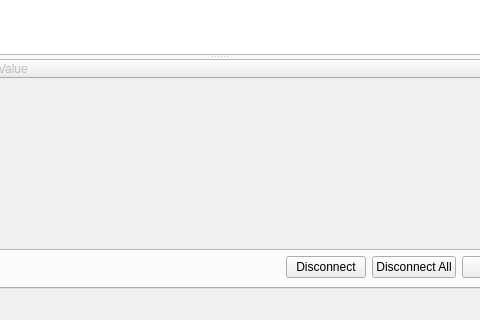
This is source/client/ui/router_manager_window.ui in dchapyshev/aspia as Qt 5 draws it before an edit; both pictures show x 125 to 605 and y 200 to 520 of the 687 by 520 pixel window. The edited form follows.
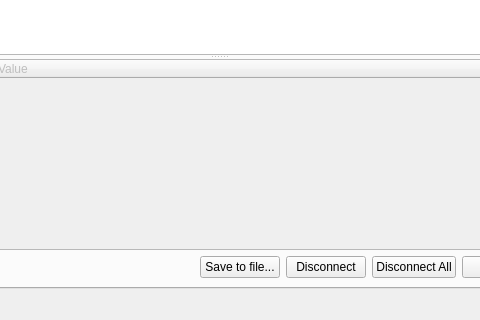
This is the edited form. Icons and pictures are not drawn.

Commit message: Implemented the ability to save the list of hosts and relays to JSON file.

```diff
--- a/source/client/ui/router_manager_window.ui
+++ b/source/client/ui/router_manager_window.ui
@@ -115,6 +115,13 @@
             </property>
            </spacer>
           </item>
+          <item>
+           <widget class="QPushButton" name="button_save_hosts">
+            <property name="text">
+             <string>Save to file...</string>
+            </property>
+           </widget>
+          </item>
           <item>
            <widget class="QPushButton" name="button_disconnect_host">
             <property name="text">
```
Left out of the diff: 14 changed lines with no effect on the pictures. The commit also changes 24 other files.
